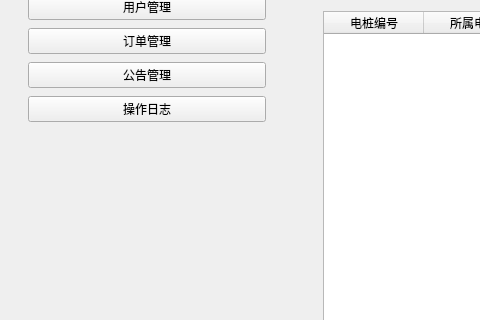
First picture: the form in admin/mainwindow.ui, repository river-cc-77/task_ShortSemester, before the edit; both pictures show x 0 to 480 and y 142 to 462 of the 1360 by 820 pixel window.
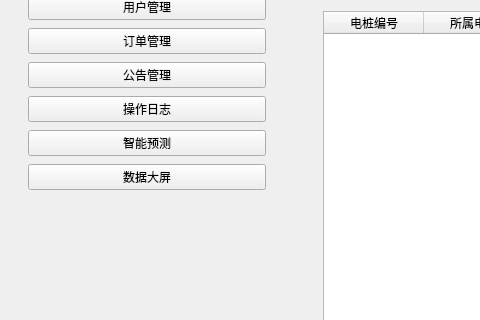
Second picture: the form after the edit.

What changed in the file:
```diff
--- a/admin/mainwindow.ui
+++ b/admin/mainwindow.ui
@@ -163,6 +163,38 @@
          </property>
         </widget>
        </item>
+       <item>
+        <widget class="QPushButton" name="btnForecast">
+         <property name="sizePolicy">
+          <sizepolicy hsizetype="Expanding" vsizetype="Fixed">
+           <horstretch>0</horstretch>
+           <verstretch>0</verstretch>
+          </sizepolicy>
+         </property>
+         <property name="cursor">
+          <cursorShape>PointingHandCursor</cursorShape>
+         </property>
+         <property name="text">
+          <string>智能预测</string>
+         </property>
+        </widget>
+       </item>
+       <item>
+        <widget class="QPushButton" name="btnDashboard">
+         <property name="sizePolicy">
+          <sizepolicy hsizetype="Expanding" vsizetype="Fixed">
+           <horstretch>0</horstretch>
+           <verstretch>0</verstretch>
+          </sizepolicy>
+         </property>
+         <property name="cursor">
+          <cursorShape>PointingHandCursor</cursorShape>
+         </property>
+         <property name="text">
+          <string>数据大屏</string>
+         </property>
+        </widget>
+       </item>
        <item>
         <spacer name="verticalSpacer_5">
          <property name="orientation">
```
